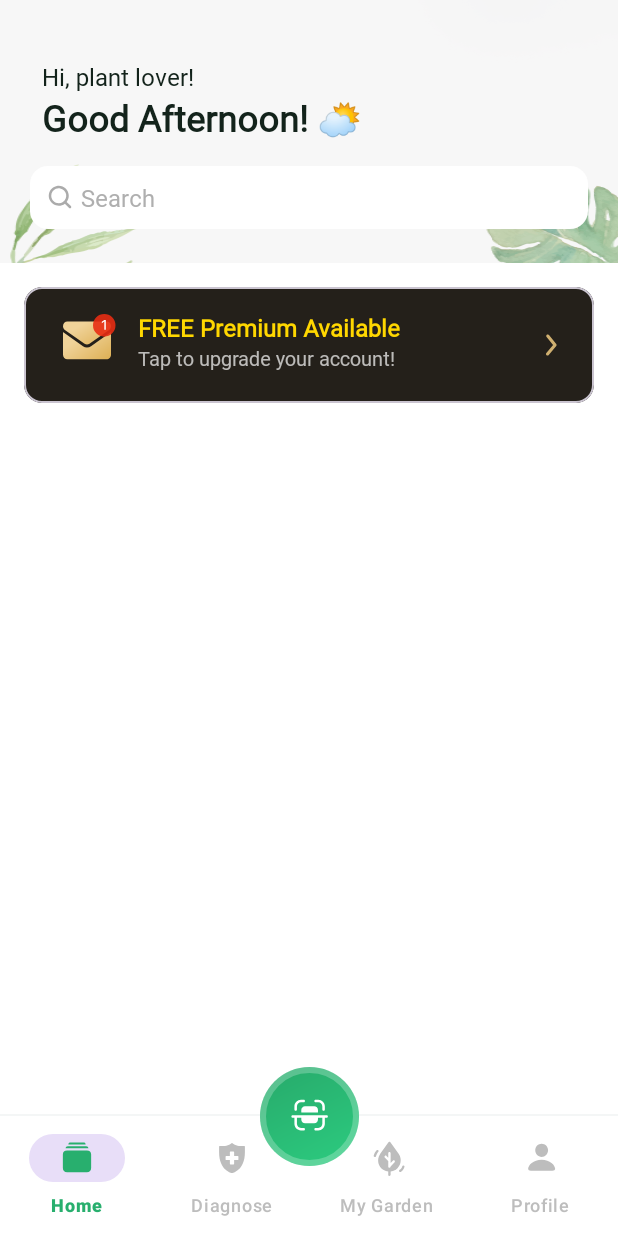
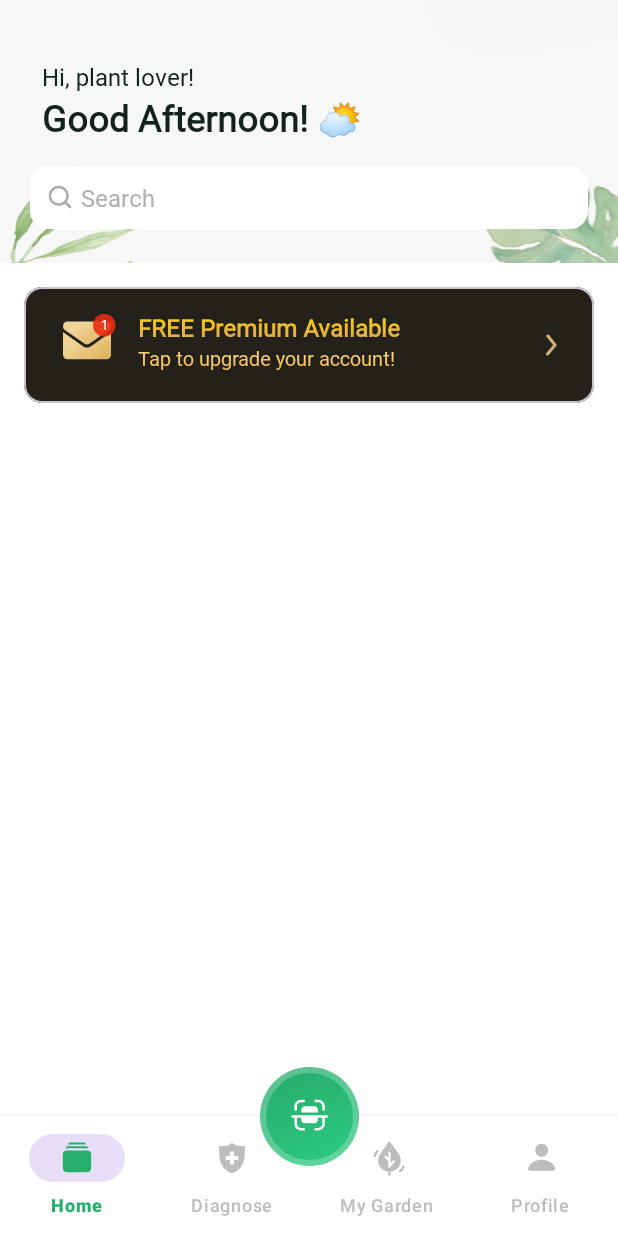
Before and after one commit to yasarkrmtc/PlantApp_Hubx, an Android app: the HomeFragment screen opened directly, with no data from a screen before it, on a phone screen of 412 x 824 dp. Run offline under Robolectric (Android 15) with nearby library versions, the phone set to English and light mode, and no system bars; our stand-ins replace Dagger/Hilt's generated code, navigation-ui; pictures from the network do not load.

Commit message:
premium button text gradient added

```diff
--- a/app/src/main/java/com/plantapphubx/ui/home/HomeFragment.kt
+++ b/app/src/main/java/com/plantapphubx/ui/home/HomeFragment.kt
@@ -2,8 +2,12 @@ package com.plantapphubx.ui.home
 
 import android.content.Context
 import android.content.Intent
+import android.graphics.Color
+import android.graphics.LinearGradient
+import android.graphics.Shader
 import android.os.Bundle
 import android.view.View
+import android.widget.TextView
 import androidx.core.widget.addTextChangedListener
 import androidx.fragment.app.viewModels
 import androidx.lifecycle.lifecycleScope
@@ -11,6 +15,7 @@ import androidx.recyclerview.widget.GridLayoutManager
 import androidx.recyclerview.widget.LinearLayoutManager
 import androidx.recyclerview.widget.RecyclerView
 import com.google.android.material.snackbar.Snackbar
+import com.plantapphubx.R
 import com.plantapphubx.base.BaseFragment
 import com.plantapphubx.data.local.CategoryDataUIModel
 import com.plantapphubx.data.local.QuestionsUIModel
@@ -32,6 +37,7 @@ class HomeFragment : BaseFragment<FragmentHomeBinding>(FragmentHomeBinding::infl
 
     override fun onViewCreated(view: View, savedInstanceState: Bundle?) {
         super.onViewCreated(view, savedInstanceState)
+        applyTextGradient()
         setupUI()
         observeViewModel()
 
@@ -143,6 +149,37 @@ class HomeFragment : BaseFragment<FragmentHomeBinding>(FragmentHomeBinding::infl
     private fun handleCategoryClick(category: CategoryDataUIModel) {
     }
 
+    private fun applyTextGradient() {
+        val premiumTitle = binding.premiumTitle
+        val premiumSubtitle = binding.premiumSubtitle
+
+        premiumTitle.let {
+            val shader = LinearGradient(
+                0f, 0f, 0f, it.textSize,
+                intArrayOf(
+                    Color.parseColor("#FFD700"),
+                    Color.parseColor("#E4B046")
+                ),
+                null,
+                Shader.TileMode.CLAMP
+            )
+            it.paint.shader = shader
+        }
+
+        premiumSubtitle.let {
+            val shader = LinearGradient(
+                0f, 0f, 0f, it.textSize,
+                intArrayOf(
+                    Color.parseColor("#FFDE9C"),
+                    Color.parseColor("#F5C25B")
+                ),
+                null,
+                Shader.TileMode.CLAMP
+            )
+            it.paint.shader = shader
+        }
+    }
+
     override fun onResume() {
         super.onResume()
         (activity as? MainActivity)?.changeFullScreenFlags(true)
--- a/app/src/main/res/layout/fragment_home.xml
+++ b/app/src/main/res/layout/fragment_home.xml
@@ -88,22 +88,20 @@
                     android:orientation="vertical">
 
                     <TextView
-                        android:id="@+id/title"
+                        android:id="@+id/premiumTitle"
                         android:layout_width="wrap_content"
                         android:layout_height="wrap_content"
                         android:fontFamily="@font/roboto"
                         android:text="@string/free_premium_available"
-                        android:textColor="#FFD700"
                         android:textSize="@dimen/font_size_16"
                         android:textStyle="bold" />
 
                     <TextView
-                        android:id="@+id/subtitle"
+                        android:id="@+id/premiumSubtitle"
                         android:layout_width="wrap_content"
                         android:layout_height="wrap_content"
                         android:fontFamily="@font/roboto"
                         android:text="@string/tap_to_upgrade_your_account"
-                        android:textColor="#B2FFFFFF"
                         android:textSize="@dimen/font_size_13" />
                 </LinearLayout>
 
```
